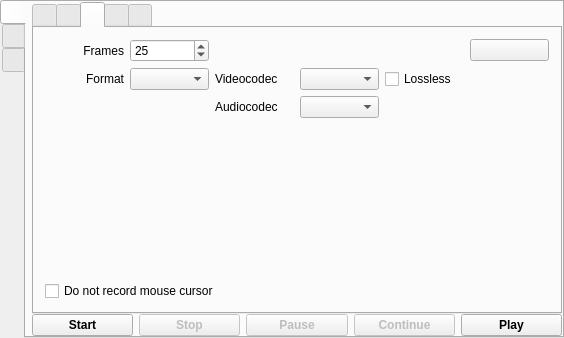
vkohaupt/vokoscreenNG, file mainwindow.ui: the form before one commit.
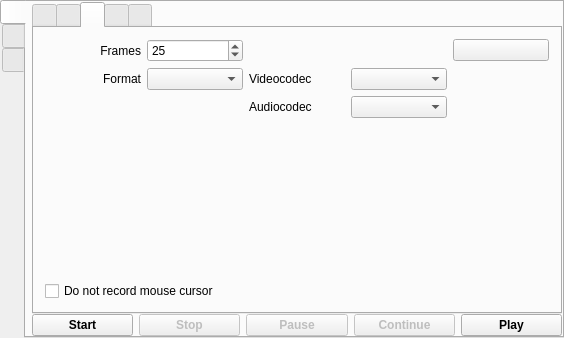
The form after the commit. The open tabs and pages were chosen to show the change. Icons and pictures are not drawn.

Diff of the .ui file:
```diff
--- a/mainwindow.ui
+++ b/mainwindow.ui
@@ -336,14 +336,7 @@
                 </property>
                </widget>
               </item>
-              <item row="1" column="4">
-               <widget class="QCheckBox" name="checkBoxLossless">
-                <property name="text">
-                 <string>Lossless</string>
-                </property>
-               </widget>
-              </item>
-              <item row="0" column="5">
+              <item row="0" column="4">
                <widget class="QPushButton" name="pushButtonFramesDefault">
                 <property name="toolTip">
                  <string>Standard</string>
```
